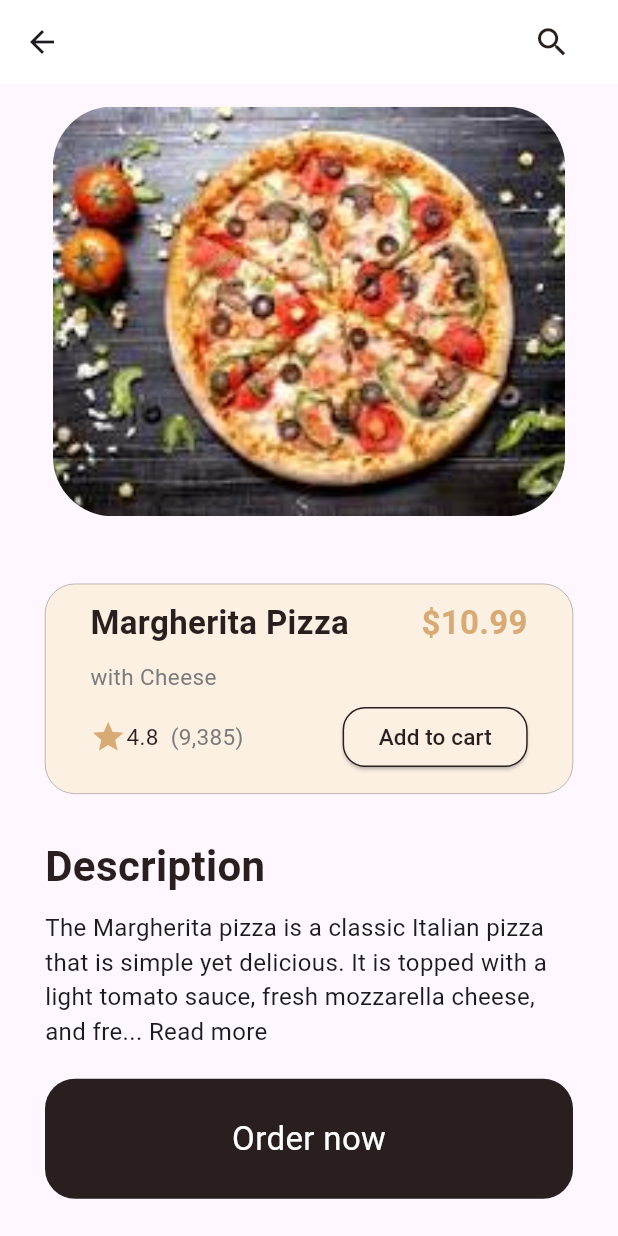
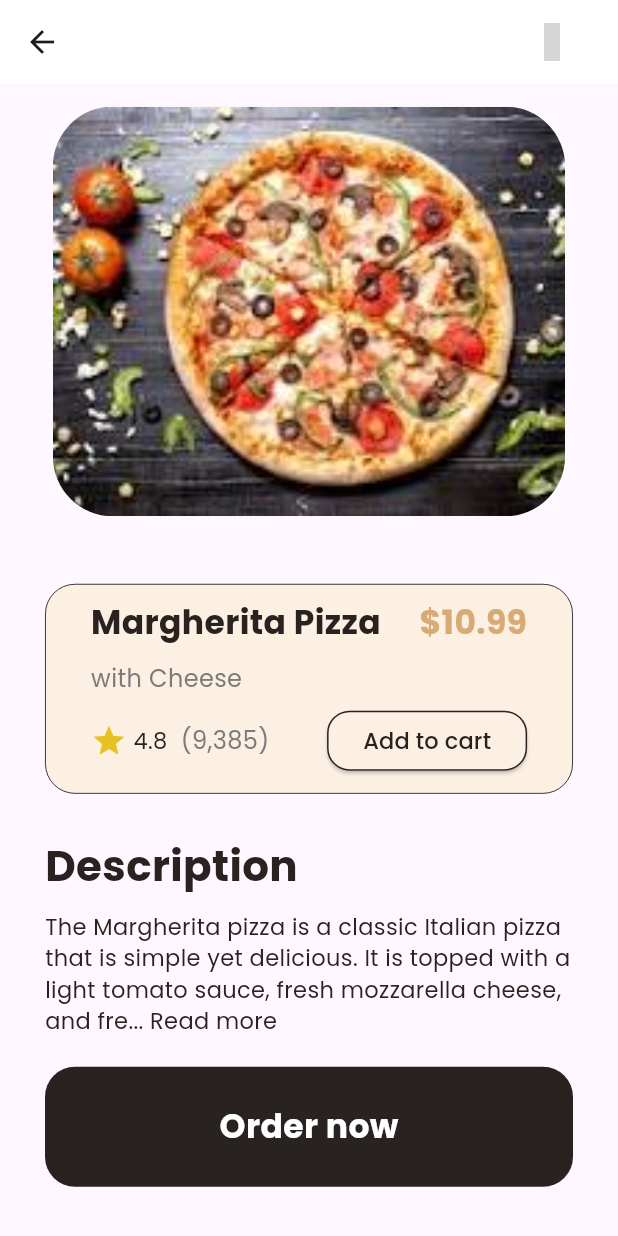
Before and after one commit to DivyankSisodia/pizzaApp, a Flutter app: the screen it shows after launch, after a tap on an icon or button, on a phone screen of 412 x 824 dp. Run offline on Flutter 3.47's test engine with Material 3 defaults, Android fonts, the phone set to English and light mode, and no system bars; our stand-ins replace gap, google_fonts, google_nav_bar, iconsax; grey boxes are pictures that could not be loaded.

Commit message:
Pizzacorner UI Done

```diff
--- a/lib/constants/app_theme.dart
+++ b/lib/constants/app_theme.dart
@@ -1,9 +1,10 @@
 import 'package:flutter/material.dart';
+import 'package:google_fonts/google_fonts.dart';
 
 const primaryColor = Color(0xFFB28D60);
 const secondaryColor = Color.fromARGB(255, 252, 240, 227);
 const backgroundColor = Color.fromARGB(255, 255, 255, 255);
-const textColor = Color.fromARGB(255, 40, 31, 30);
+const textColor = Color.fromARGB(255, 40, 34, 33);
 const tertiaryColor = Color(0xFFD8AA75);
 const smallTextColor = Color.fromARGB(255, 123, 123, 123);
 
@@ -26,7 +27,7 @@ class AppTheme {
   );
   static const smallText = TextStyle(
     color: smallTextColor,
-    fontSize: 15,
+    fontSize: 16,
   );
   static const smallBlackText = TextStyle(
     color: textColor,
@@ -48,6 +49,7 @@ class AppTheme {
   );
   static const buttonthememedium = TextStyle(
     color: backgroundColor,
+    fontWeight: FontWeight.bold,
     fontSize: 22,
   );
   static const buttonthemesmall = TextStyle(
--- a/lib/view/Home_page.dart
+++ b/lib/view/Home_page.dart
@@ -5,6 +5,7 @@ import 'package:apppizza/widget/cart_list.dart';
 import 'package:flutter/material.dart';
 import 'package:flutter/services.dart';
 import 'package:gap/gap.dart';
+import 'package:google_fonts/google_fonts.dart';
 import '../widget/bottom_nav.dart';
 import '../widget/categories.dart';
 import '../widget/widgets/search_field.dart';
@@ -31,7 +32,7 @@ class _HomePageState extends State<HomePage> {
     final List<dynamic> data = json.decode(response);
     setState(() {
       _items = data;
-      print('.. number of items: ${_items.length}');
+      debugPrint('.. number of items: ${_items.length}');
     });
   }
 
@@ -49,11 +50,21 @@ class _HomePageState extends State<HomePage> {
         ),
         backgroundColor: backgroundColor,
         centerTitle: true,
-        title: const Row(
+        title: Row(
           mainAxisAlignment: MainAxisAlignment.center,
           children: [
-            Text('Pizza', style: AppTheme.appBarBlackTitle),
-            Text('corner', style: AppTheme.appBarColorTitle),
+            Text(
+              'Pizza',
+              style: GoogleFonts.poppins(
+                textStyle: AppTheme.appBarBlackTitle,
+              ),
+            ),
+            Text(
+              'corner',
+              style: GoogleFonts.poppins(
+                textStyle: AppTheme.appBarColorTitle,
+              ),
+            ),
           ],
         ),
         actions: [
@@ -88,7 +99,7 @@ class _HomePageState extends State<HomePage> {
           child: Column(
             children: [
               // search bar
-              const SearchField(),
+              SearchField(items: _items), // Pass _items list here
               const Gap(30),
               // categories
               const Categories(),
@@ -97,8 +108,8 @@ class _HomePageState extends State<HomePage> {
               Cartlist(items: _items),
               // popularItems
               const Gap(25),
-              const Padding(
-                padding: EdgeInsets.symmetric(
+              Padding(
+                padding: const EdgeInsets.symmetric(
                   horizontal: 20.0,
                 ),
                 child: Row(
@@ -106,13 +117,14 @@ class _HomePageState extends State<HomePage> {
                   children: [
                     Text(
                       'Popular Items 🔥',
-                      style: AppTheme.appBarBlackTitle,
+                      style: GoogleFonts.poppins(
+                        textStyle: AppTheme.appBarBlackTitle,
+                      ),
                     ),
                     Text(
                       'View all',
-                      style: TextStyle(
-                        color: smallTextColor,
-                        fontSize: 15,
+                      style: GoogleFonts.poppins(
+                        textStyle: AppTheme.smallText,
                       ),
                     ),
                   ],
--- a/lib/view/detail_page.dart
+++ b/lib/view/detail_page.dart
@@ -1,5 +1,7 @@
 import 'package:flutter/material.dart';
 import 'package:gap/gap.dart';
+import 'package:google_fonts/google_fonts.dart';
+import 'package:iconsax/iconsax.dart';
 import '../widget/widgets/rating.dart';
 import '../constants/app_theme.dart';
 
@@ -41,7 +43,7 @@ class _DetailsPageState extends State<DetailsPage> {
                 debugPrint('Search');
               },
               icon: const Icon(
-                Icons.search,
+                Iconsax.shop,
                 size: 25,
                 color: textColor,
               ),
@@ -55,7 +57,7 @@ class _DetailsPageState extends State<DetailsPage> {
             flex: 4,
             child: Padding(
               padding:
-                  const EdgeInsets.symmetric(horizontal: 20.0, vertical: 15),
+                  const EdgeInsets.symmetric(horizontal: 30.0, vertical: 15),
               child: Container(
                 decoration: BoxDecoration(
                   borderRadius: BorderRadius.circular(40),
@@ -84,7 +86,7 @@ class _DetailsPageState extends State<DetailsPage> {
                       height: 140,
                       width: double.infinity,
                       decoration: BoxDecoration(
-                        border: Border.all(color: textColor, width: 0.2),
+                        border: Border.all(color: textColor, width: 0.6),
                         color: secondaryColor,
                         borderRadius:
                             const BorderRadius.all(Radius.circular(20)),
@@ -100,11 +102,15 @@ class _DetailsPageState extends State<DetailsPage> {
                               children: [
                                 Text(
                                   widget.name,
-                                  style: AppTheme.appBarBlackTitleDetail,
+                                  style: GoogleFonts.poppins(
+                                    textStyle: AppTheme.appBarBlackTitleDetail,
+                                  ),
                                 ),
                                 Text(
                                   '\$${widget.price.toStringAsFixed(2)}',
-                                  style: AppTheme.priceTextDetail,
+                                  style: GoogleFonts.poppins(
+                                    textStyle: AppTheme.priceTextDetail,
+                                  ),
                                 ),
                               ],
                             ),
@@ -114,7 +120,9 @@ class _DetailsPageState extends State<DetailsPage> {
                                 horizontal: 30.0, vertical: 0.0),
                             child: Text(
                               widget.shortDescription,
-                              style: AppTheme.smallText,
+                              style: GoogleFonts.poppins(
+                                textStyle: AppTheme.smallText,
+                              ),
                             ),
                           ),
                           Padding(
@@ -138,9 +146,11 @@ class _DetailsPageState extends State<DetailsPage> {
                                   onPressed: () {
                                     debugPrint('Add to cart');
                                   },
-                                  child: const Text(
+                                  child: Text(
                                     'Add to cart',
-                                    style: AppTheme.smallBlackText,
+                                    style: GoogleFonts.poppins(
+                                      textStyle: AppTheme.smallBlackText,
+                                    ),
                                   ),
                                 )
                               ],
@@ -156,8 +166,12 @@ class _DetailsPageState extends State<DetailsPage> {
                     child: Column(
                       crossAxisAlignment: CrossAxisAlignment.start,
                       children: [
-                        const Text('Description',
-                            style: AppTheme.appBarBlackTitle),
+                        Text(
+                          'Description',
+                          style: GoogleFonts.poppins(
+                            textStyle: AppTheme.appBarBlackTitle,
+                          ),
+                        ),
                         const Gap(10),
                         GestureDetector(
                           onTap: () {
@@ -169,7 +183,9 @@ class _DetailsPageState extends State<DetailsPage> {
                             _showFullDescription
                                 ? widget.longDescription
                                 : '${widget.longDescription.substring(0, 150)}... Read more',
-                            style: const TextStyle(fontSize: 16),
+                            style: GoogleFonts.poppins(
+                              textStyle: AppTheme.smallBlackText,
+                            ),
                           ),
                         ),
                       ],
@@ -189,10 +205,12 @@ class _DetailsPageState extends State<DetailsPage> {
                           color: textColor,
                           borderRadius: BorderRadius.circular(20),
                         ),
-                        child: const Center(
+                        child: Center(
                           child: Text(
                             'Order now',
-                            style: AppTheme.buttonthememedium,
+                            style: GoogleFonts.poppins(
+                              textStyle: AppTheme.buttonthememedium,
+                            ),
                           ),
                         ),
                       ),
--- a/lib/widget/bottom_nav.dart
+++ b/lib/widget/bottom_nav.dart
@@ -1,5 +1,6 @@
 import 'package:apppizza/constants/app_theme.dart';
 import 'package:flutter/material.dart';
+import 'package:google_fonts/google_fonts.dart';
 import 'package:google_nav_bar/google_nav_bar.dart';
 
 class BottonNavBar extends StatefulWidget {
@@ -32,30 +33,38 @@ class _BottonNavBarState extends State<BottonNavBar> {
           onTabChange: (index) {
             debugPrint(index.toString());
           },
-          tabs: const [
+          tabs: [
             GButton(
-              margin: EdgeInsets.only(right: 2, top: 7, bottom: 7),
+              margin: const EdgeInsets.only(right: 2, top: 7, bottom: 7),
               icon: Icons.home_filled,
               text: 'Home',
-              textStyle: AppTheme.buttonthemesmall,
+              textStyle: GoogleFonts.poppins(
+                textStyle: AppTheme.buttonthemesmall,
+              ),
             ),
             GButton(
-              margin: EdgeInsets.only(right: 2, top: 7, bottom: 7),
+              margin: const EdgeInsets.only(right: 2, top: 7, bottom: 7),
               icon: Icons.menu,
               text: 'Search',
-              textStyle: AppTheme.buttonthemesmall,
+              textStyle: GoogleFonts.poppins(
+                textStyle: AppTheme.buttonthemesmall,
+              ),
             ),
             GButton(
-              margin: EdgeInsets.only(right: 2, top: 7, bottom: 7),
+              margin: const EdgeInsets.only(right: 2, top: 7, bottom: 7),
               icon: Icons.shopping_cart,
               text: 'Cart',
-              textStyle: AppTheme.buttonthemesmall,
+              textStyle: GoogleFonts.poppins(
+                textStyle: AppTheme.buttonthemesmall,
+              ),
             ),
             GButton(
-              margin: EdgeInsets.only(right: 2, top: 7, bottom: 7),
+              margin: const EdgeInsets.only(right: 2, top: 7, bottom: 7),
               icon: Icons.person,
               text: 'Profile',
-              textStyle: AppTheme.buttonthemesmall,
+              textStyle: GoogleFonts.poppins(
+                textStyle: AppTheme.buttonthemesmall,
+              ),
             ),
           ],
         ),
--- a/lib/widget/widgets/card_list.dart
+++ b/lib/widget/widgets/card_list.dart
@@ -1,5 +1,6 @@
 import 'package:flutter/material.dart';
 import 'package:gap/gap.dart';
+import 'package:google_fonts/google_fonts.dart';
 import 'package:iconsax/iconsax.dart';
 
 import '../../constants/app_theme.dart';
@@ -63,22 +64,68 @@ class CardList extends StatelessWidget {
                 ),
               ),
               const Gap(10),
-              Text(title, style: AppTheme.appBarBlackTitle),
+              Text(
+                title,
+                style: GoogleFonts.poppins(
+                  textStyle: AppTheme.appBarBlackTitle,
+                ),
+              ),
               Text(
                 subtitle,
-                style: const TextStyle(
-                  color: smallTextColor,
-                  fontSize: 16,
+                style: GoogleFonts.poppins(
+                  textStyle: AppTheme.smallText,
                 ),
               ),
               Row(
                 mainAxisAlignment: MainAxisAlignment.spaceBetween,
                 children: [
-                  Text('\$$price', style: AppTheme.priceTextMain),
+                  Text(
+                    '\$$price',
+                    style: GoogleFonts.poppins(
+                      textStyle: AppTheme.priceTextMain,
+                    ),
+                  ),
                   IconButton(
                     onPressed: () {},
-                    icon: const Icon(Iconsax.add_circle),
-                  )
+                    icon: DecoratedBox(
+                      decoration: const BoxDecoration(
+                        // Remove other shadow properties
+                        boxShadow: [],
+                      ),
+                      child: Stack(
+                        children: [
+                          // Original icon without shadow
+                          // Shadow positioned at the bottom
+                          Positioned(
+                            bottom: 0,
+                            left: 0,
+                            right: 5,
+                            child: Container(
+                              height: 30,
+                              width: 30, // Adjust height for shadow size
+                              decoration: BoxDecoration(
+                                borderRadius: BorderRadius.circular(100),
+                                boxShadow: [
+                                  BoxShadow(
+                                    color: Colors.grey.withOpacity(0.6),
+                                    blurRadius: 4.0,
+                                    spreadRadius: 2.0,
+                                    // Offset to position shadow only at bottom
+                                    offset: const Offset(5.0, 2.0),
+                                  )
+                                ],
+                              ),
+                            ),
+                          ),
+                          const Icon(
+                            Iconsax.add_circle5,
+                            size: 40,
+                            color: textColor,
+                          ),
+                        ],
+                      ),
+                    ),
+                  ),
                 ],
               )
             ],
--- a/lib/widget/widgets/chip.dart
+++ b/lib/widget/widgets/chip.dart
@@ -1,4 +1,7 @@
 import 'package:flutter/material.dart';
+import 'package:google_fonts/google_fonts.dart';
+
+import '../../constants/app_theme.dart';
 
 class ChipWidget extends StatelessWidget {
   const ChipWidget({
@@ -21,9 +24,11 @@ class ChipWidget extends StatelessWidget {
     return Chip(
       label: Text(
         label,
-        style: TextStyle(
-          color: textColor,
-          fontWeight: FontWeight.bold,
+        style: GoogleFonts.poppins(
+          textStyle: AppTheme.smallText.copyWith(
+            color: textColor,
+            fontWeight: fontWeight,
+          ),
         ),
       ),
       backgroundColor: color,
--- a/lib/widget/widgets/rating.dart
+++ b/lib/widget/widgets/rating.dart
@@ -1,21 +1,26 @@
 import 'package:apppizza/constants/app_theme.dart';
 import 'package:flutter/material.dart';
+import 'package:google_fonts/google_fonts.dart';
 
 class RatingWidget extends StatelessWidget {
   const RatingWidget({super.key});
 
   @override
   Widget build(BuildContext context) {
-    return const Row(
+    return Row(
       children: [
-        Icon(Icons.star, color: tertiaryColor),
+        const Icon(Icons.star, color: Color.fromARGB(255, 229, 193, 33)),
         Text(
-          '4.8 ',
-          style: AppTheme.smallBlackText,
+          ' 4.8 ',
+          style: GoogleFonts.poppins(
+            textStyle: AppTheme.smallBlackText,
+          ),
         ),
         Text(
           ' (9,385)',
-          style: AppTheme.smallText,
+          style: GoogleFonts.poppins(
+            textStyle: AppTheme.smallText,
+          ),
         ),
       ],
     );
--- a/lib/widget/widgets/search_field.dart
+++ b/lib/widget/widgets/search_field.dart
@@ -1,10 +1,12 @@
-import 'package:apppizza/constants/app_theme.dart';
 import 'package:flutter/material.dart';
+import 'package:google_fonts/google_fonts.dart';
 import 'package:iconsax/iconsax.dart';
+
+import '../../constants/app_theme.dart';
 
 class SearchField extends StatelessWidget {
   const SearchField({
-    super.key,
+    super.key, required List items,
   });
 
   @override
@@ -14,9 +16,8 @@ class SearchField extends StatelessWidget {
       child: TextField(
         decoration: InputDecoration(
           hintText: 'Search ...',
-          hintStyle: const TextStyle(
-            color: smallTextColor,
-            fontSize: 16,
+          hintStyle: GoogleFonts.poppins(
+            textStyle: AppTheme.smallText,
           ),
           prefixIcon: const Padding(
             padding: EdgeInsets.symmetric(horizontal: 40.0),
--- a/pubspec.yaml
+++ b/pubspec.yaml
@@ -32,6 +32,7 @@ dependencies:
   flutter:
     sdk: flutter
   gap: ^3.0.1
+  google_fonts: ^6.1.0
   google_nav_bar: ^5.0.6
   iconsax: ^0.0.8
 
```
Also changed, not shown: pubspec.lock, 7 other files.
